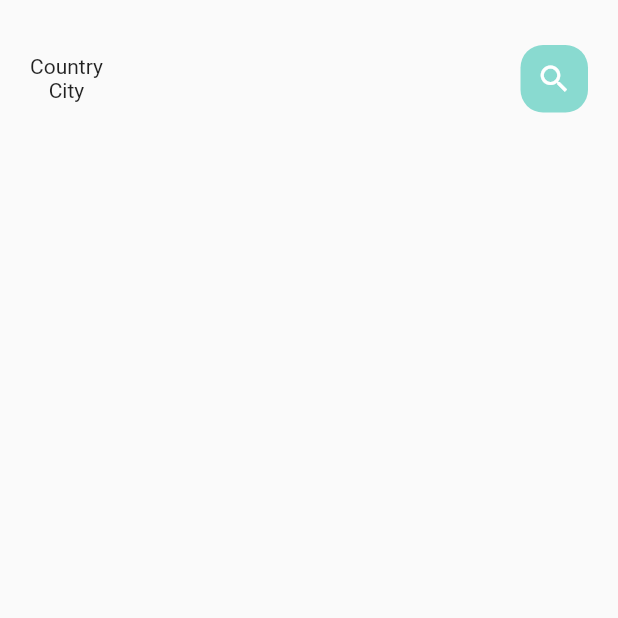
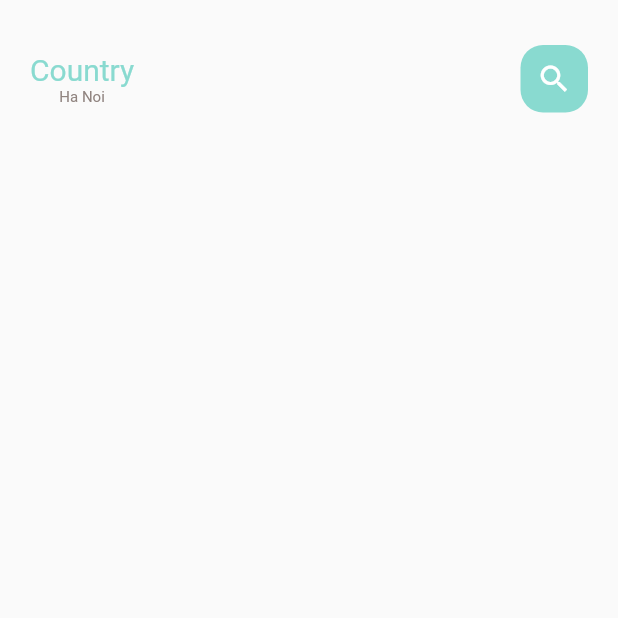
Before and after one commit to NhuDevJunior/flutter_food_app_get_wekk_job, a Flutter app: the screen it shows after launch, on a phone screen of 412 x 824 dp, the top half of it. Run offline on Flutter 3.47's test engine with Material 2 defaults, Android fonts, the light colour scheme and no system bars.

Commit message:
step02: custom text food page

```diff
--- a/lib/home/main_food_page.dart
+++ b/lib/home/main_food_page.dart
@@ -1,5 +1,7 @@
 import 'package:flutter/material.dart';
 import 'package:flutter_food_shop_app_get_well_job/utils/AppColors.dart';
+import 'package:flutter_food_shop_app_get_well_job/widgets/big_text.dart';
+import 'package:flutter_food_shop_app_get_well_job/widgets/small_text.dart';
 
 class MainFoodPage extends StatefulWidget {
   const MainFoodPage({Key? key}) : super(key: key);
@@ -24,8 +26,8 @@ class _MainFoodPageState extends State<MainFoodPage>{
                 children: [
                   Column(
                     children: [
-                      Text("Country"),
-                      Text("City")
+                      BigText(color: AppColors.mainColor, text: "Country", size: 20,),
+                      SmallText(color: AppColors.paraColor,text: "Ha Noi",)
                     ],
                   ),
                   Container(
--- /dev/null
+++ b/lib/widgets/big_text.dart
@@ -0,0 +1,28 @@
+import 'package:flutter/material.dart';
+
+class BigText extends StatelessWidget {
+  final Color color;
+  final String text;
+  double size;
+  TextOverflow overflow;
+  BigText({Key? key, required this.color, required this.text,
+     this.overflow = TextOverflow.ellipsis,
+     this.size = 20,
+  }) : super(key: key);
+
+  @override
+  Widget build(BuildContext context) {
+    // TODO: implement build
+    return Text(
+      text,
+      overflow: overflow,
+      style: TextStyle(
+        color: color,
+        fontFamily: "Roboto",
+        fontWeight: FontWeight.w400,
+        fontSize: size
+      ),
+
+    );
+  }
+}
--- /dev/null
+++ b/lib/widgets/small_text.dart
@@ -0,0 +1,27 @@
+import 'package:flutter/material.dart';
+
+class SmallText extends StatelessWidget {
+  final Color color;
+  final String text;
+  double size;
+  double height;
+  SmallText({Key? key, required this.color, required this.text,
+    this.size = 10,
+    this.height = 1.2 // space between line
+  }) : super(key: key);
+
+  @override
+  Widget build(BuildContext context) {
+    // TODO: implement build
+    return Text(
+      text,
+      style: TextStyle(
+          color: color,
+          fontFamily: "Roboto",
+          fontSize: size,
+          height: height
+      ),
+
+    );
+  }
+}
```
Also changed, not shown: pubspec.yaml (+13 -14 lines), assets/font/Roboto-Black.ttf (added), assets/font/Roboto-Bold.ttf (added), assets/font/Roboto-Medium.ttf (added), assets/font/Roboto-Regular.ttf (added).
